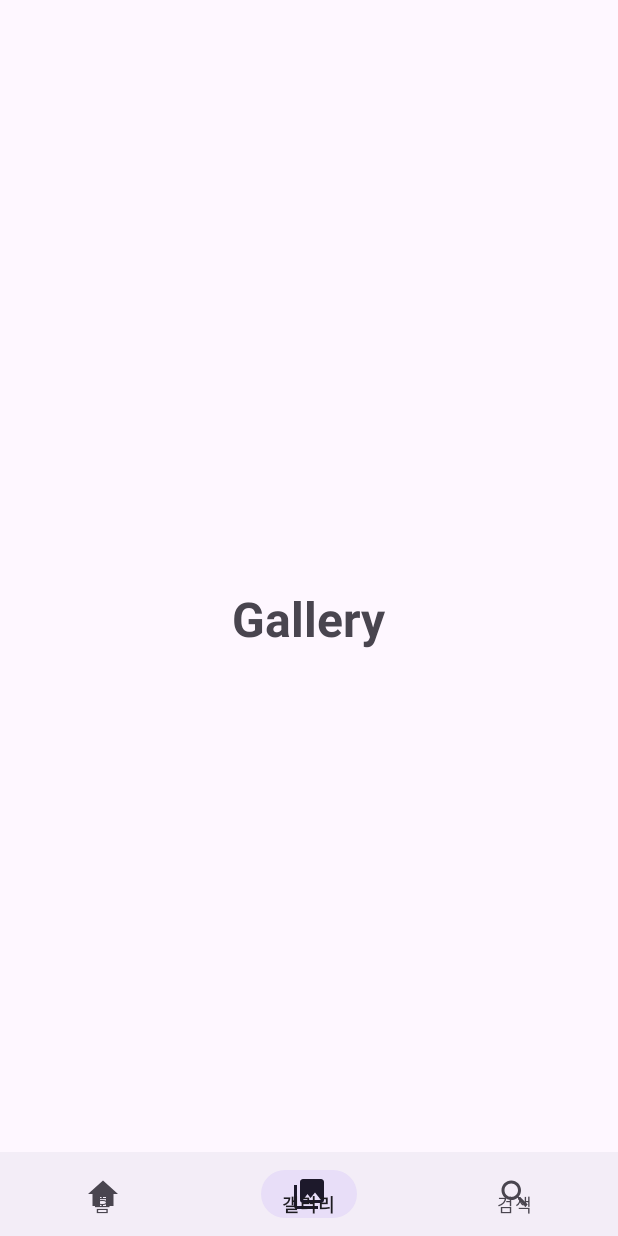
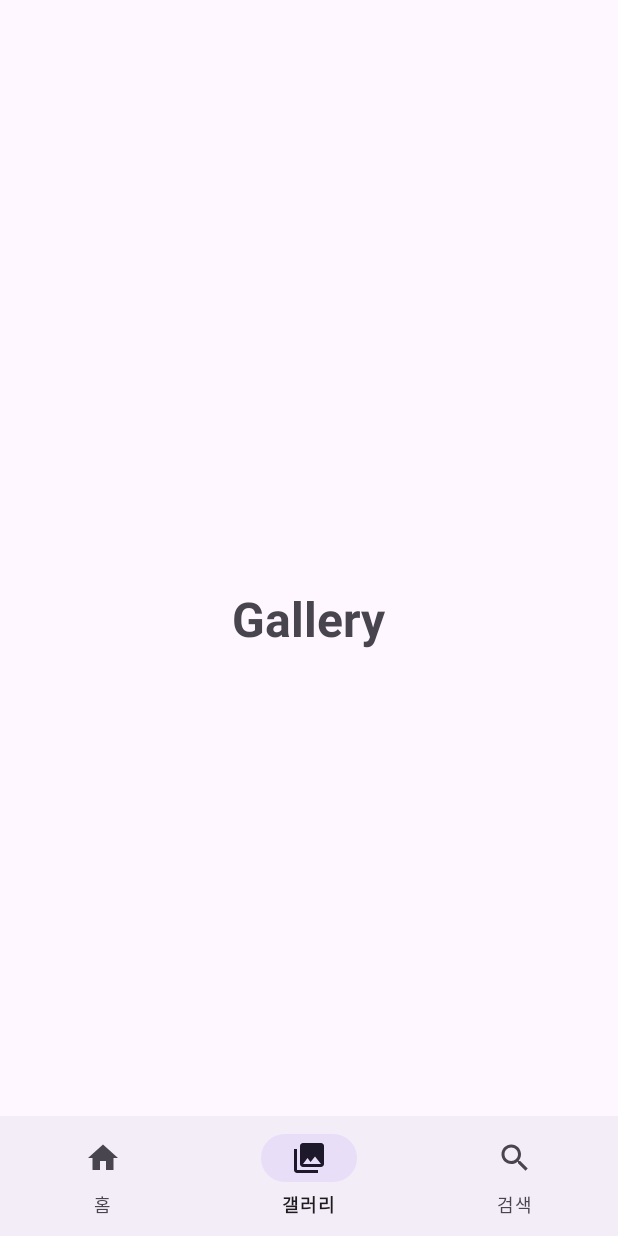
Before and after one commit to GO-SOPT-ANDROID/seohyeon-shin, an Android app: the screen it shows after launch (MainActivity), item 2 of the bottom bar chosen, on a phone screen of 412 x 824 dp. Run offline under Robolectric (Android 15) with nearby library versions, the phone set to English and light mode, and no system bars; our stand-ins replace data binding.

Commit message:
[Feat/#4] bottom nav,motion layout 크기 수정

```diff
--- a/app/src/main/res/layout/activity_main.xml
+++ b/app/src/main/res/layout/activity_main.xml
@@ -14,10 +14,11 @@
     <com.google.android.material.bottomnavigation.BottomNavigationView
         android:id="@+id/bnv_main"
         android:layout_width="0dp"
-        android:layout_height="56dp"
+        android:layout_height="wrap_content"
         app:layout_constraintStart_toStartOf="parent"
         app:layout_constraintBottom_toBottomOf="parent"
         app:layout_constraintEnd_toEndOf="parent"
+        app:itemIconSize="24dp"
         app:menu="@menu/menu_bottom"/>
 </androidx.constraintlayout.widget.ConstraintLayout>
 </layout>
--- a/app/src/main/res/layout/fragment_home.xml
+++ b/app/src/main/res/layout/fragment_home.xml
@@ -33,7 +33,7 @@
         android:textSize="32sp"
         android:textColor="@color/black"
         android:autoSizeTextType="uniform"
-        android:layout_marginTop="24dp"
+        android:layout_marginTop="12dp"
         app:layout_constraintStart_toStartOf="@id/ic_logo"
         app:layout_constraintTop_toBottomOf="@id/ic_logo"/>
     <TextView
@@ -43,7 +43,7 @@
         android:text="@string/home_sub_title"
         app:layout_constraintTop_toBottomOf="@id/tv_main_title"
         app:layout_constraintStart_toStartOf="@id/tv_main_title"
-        android:layout_marginTop="8dp"
+        android:layout_marginTop="4dp"
         android:textSize="12sp"
         android:autoSizeTextType="uniform"/>
 
```
